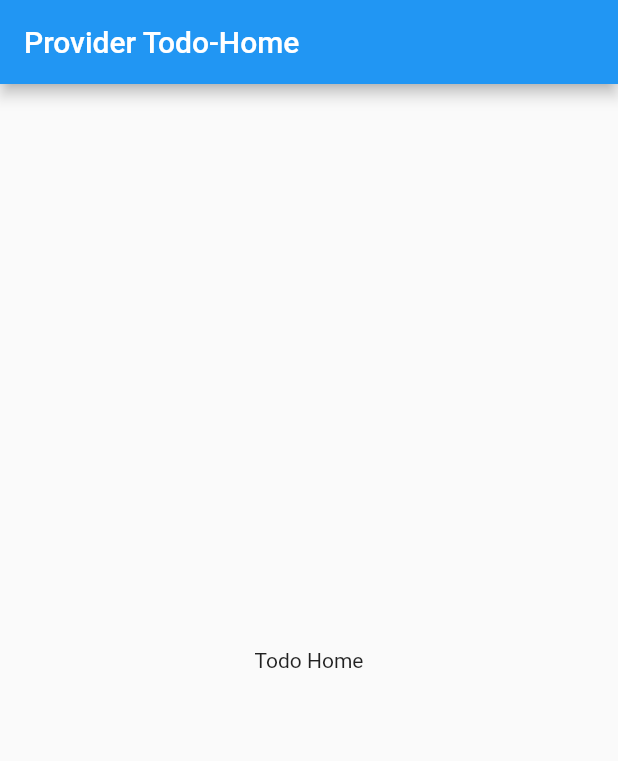
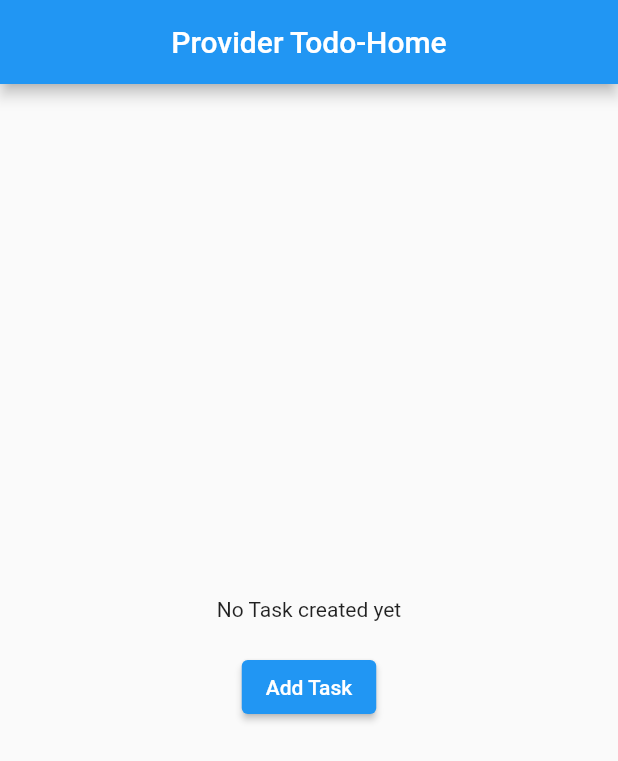
Before and after one commit to koirpraw/flutter_state_management_demos, a Flutter app: the screen it shows after launch, on a phone screen of 412 x 824 dp. Shown: the top 761 px of the screen. Run offline on Flutter 3.47's test engine with Material 2 defaults, Android fonts, the phone set to English and light mode, and no system bars.

Commit message:
provider todo app edits

```diff
--- a/provider_examples/provider_todo/lib/main.dart
+++ b/provider_examples/provider_todo/lib/main.dart
@@ -1,4 +1,7 @@
 import "package:flutter/material.dart";
+import "package:provider/provider.dart";
+import "package:provider_todo/provider/todo_provider.dart";
+import "package:provider_todo/view/todo_home_page.dart";
 
 void main() {
   runApp(const TodoProviderApp());
@@ -9,22 +12,8 @@ class TodoProviderApp extends StatelessWidget {
 
   @override
   Widget build(BuildContext context) {
-    return const TodoHomePage();
+    return ChangeNotifierProvider(
+        create: (_) => TodoProvider(),
+        child: const MaterialApp(home: TodoHomePage()));
   }
 }
-
-class TodoHomePage extends StatelessWidget {
-  const TodoHomePage({super.key});
-
-  @override
-  Widget build(BuildContext context) {
-    return MaterialApp(
-      home: Scaffold(
-        appBar: AppBar(
-          title: const Text("Provider Todo-Home"),
-        ),
-        body: const Center(child: Text("Todo Home")),
-      ),
-    );
-  }
-}
--- a/provider_examples/provider_todo/lib/view/todo_home_page.dart
+++ b/provider_examples/provider_todo/lib/view/todo_home_page.dart
@@ -0,0 +1,51 @@
+import 'package:flutter/material.dart';
+import 'package:provider/provider.dart';
+
+import 'package:provider_todo/provider/todo_provider.dart';
+
+import 'addTodo_page.dart';
+
+class TodoHomePage extends StatelessWidget {
+  const TodoHomePage({super.key});
+
+  @override
+  Widget build(BuildContext context) {
+    final todoList = Provider.of<TodoProvider>(context).todoList;
+    return Scaffold(
+      appBar: AppBar(
+        title: const Text("Provider Todo-Home"),
+        centerTitle: true,
+      ),
+      body: todoList.isEmpty
+          ? Center(
+              child: Column(
+                mainAxisAlignment: MainAxisAlignment.center,
+                children: [
+                  const Text("No Task created yet"),
+                  const SizedBox(height: 20),
+                  ElevatedButton(
+                      onPressed: () {
+                        Navigator.push(context,
+                            MaterialPageRoute(builder: (_) => AddTodoPage()));
+                      },
+                      child: const Text("Add Task")),
+                ],
+              ),
+            )
+          : ListView.builder(
+              itemCount: todoList.length,
+              itemBuilder: (context, index) {
+                final todo = todoList[index];
+                return ListTile(
+                  title: Text(todo.title),
+                  leading: Checkbox(
+                    value: todo.isDone,
+                    onChanged: (_) =>
+                        Provider.of<TodoProvider>(context, listen: false)
+                            .toggleTaskStatus(index),
+                  ),
+                );
+              }),
+    );
+  }
+}
```
Also changed, not shown: provider_examples/provider_todo/lib/view/addTodo_page.dart (added, +44 -0 lines).
